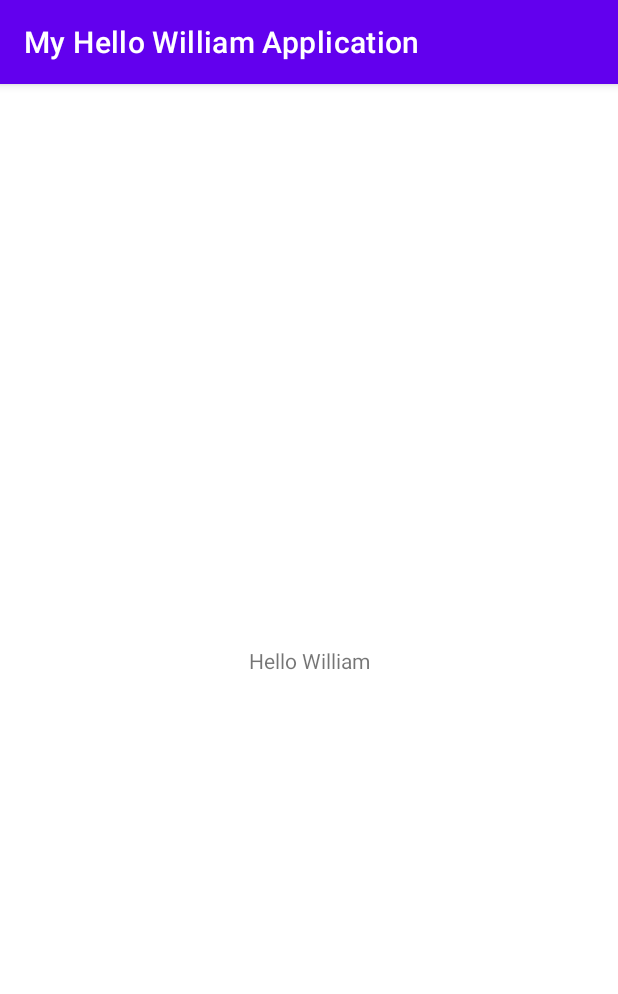
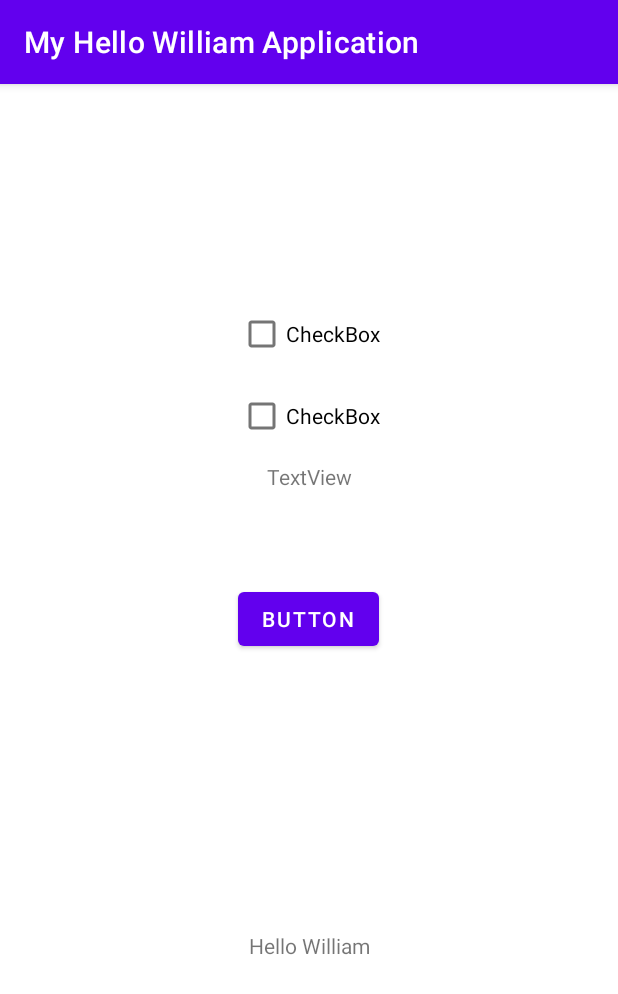
Before and after one commit to WilliELM/myFirstApp, an Android app: the screen it shows after launch (MainActivity), on a phone screen of 412 x 824 dp. Shown: the top 994 px of the screen. Run offline under Robolectric (Android 15) with nearby library versions, the phone set to English and light mode, and no system bars.

Commit message:
added few layout items

```diff
--- a/app/src/main/res/layout/activity_main.xml
+++ b/app/src/main/res/layout/activity_main.xml
@@ -7,12 +7,55 @@
     tools:context=".MainActivity">
 
     <TextView
+        android:id="@+id/textView2"
         android:layout_width="wrap_content"
         android:layout_height="wrap_content"
         android:text="@string/hello_william"
         app:layout_constraintBottom_toBottomOf="parent"
         app:layout_constraintEnd_toEndOf="parent"
         app:layout_constraintStart_toStartOf="parent"
+        app:layout_constraintTop_toBottomOf="@+id/button" />
+
+    <Button
+        android:id="@+id/button"
+        android:layout_width="wrap_content"
+        android:layout_height="wrap_content"
+        android:text="Button"
+        app:layout_constraintBottom_toBottomOf="parent"
+        app:layout_constraintEnd_toEndOf="parent"
+        app:layout_constraintHorizontal_bias="0.498"
+        app:layout_constraintStart_toStartOf="parent"
+        app:layout_constraintTop_toTopOf="parent"
+        app:layout_constraintVertical_bias="0.462" />
+
+    <TextView
+        android:id="@+id/textView"
+        android:layout_width="wrap_content"
+        android:layout_height="wrap_content"
+        android:text="TextView"
+        app:layout_constraintBottom_toTopOf="@+id/button"
+        app:layout_constraintEnd_toEndOf="parent"
+        app:layout_constraintStart_toStartOf="parent"
+        app:layout_constraintTop_toBottomOf="@+id/checkBox" />
+
+    <CheckBox
+        android:id="@+id/checkBox"
+        android:layout_width="wrap_content"
+        android:layout_height="wrap_content"
+        android:text="CheckBox"
+        app:layout_constraintBottom_toTopOf="@+id/button"
+        app:layout_constraintEnd_toEndOf="parent"
+        app:layout_constraintStart_toStartOf="parent"
         app:layout_constraintTop_toTopOf="parent" />
 
+    <CheckBox
+        android:id="@+id/checkBox2"
+        android:layout_width="wrap_content"
+        android:layout_height="wrap_content"
+        android:text="CheckBox"
+        app:layout_constraintBottom_toTopOf="@+id/textView"
+        app:layout_constraintEnd_toEndOf="parent"
+        app:layout_constraintStart_toStartOf="parent"
+        app:layout_constraintTop_toBottomOf="@+id/checkBox" />
+
 </androidx.constraintlayout.widget.ConstraintLayout>
```
